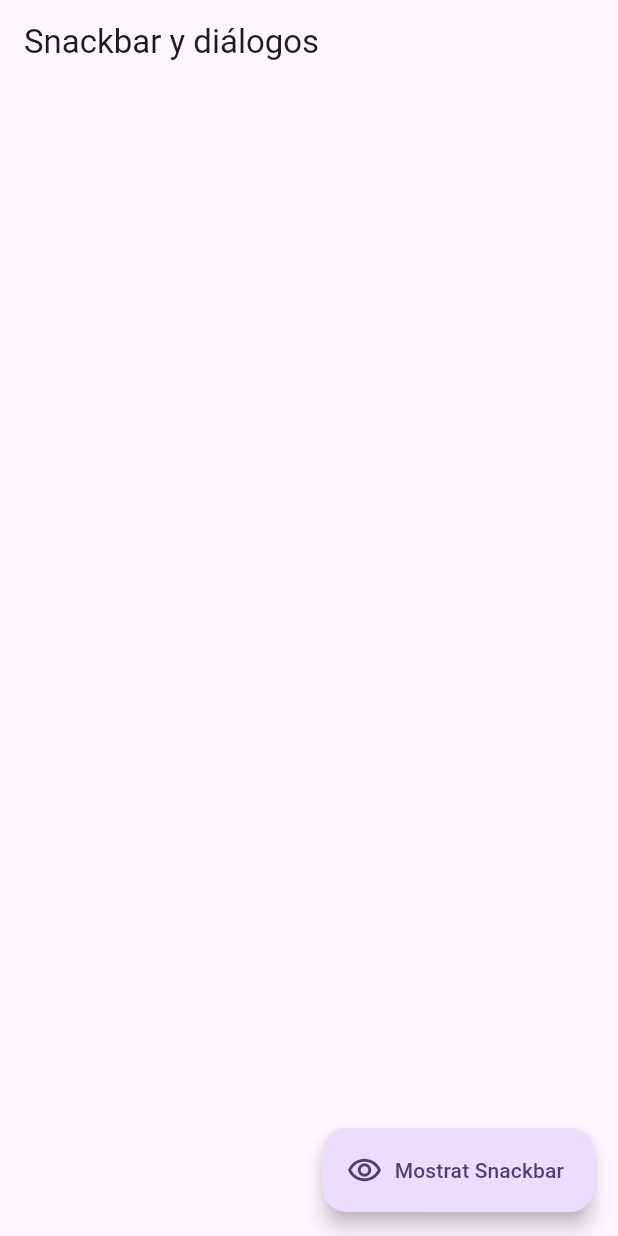
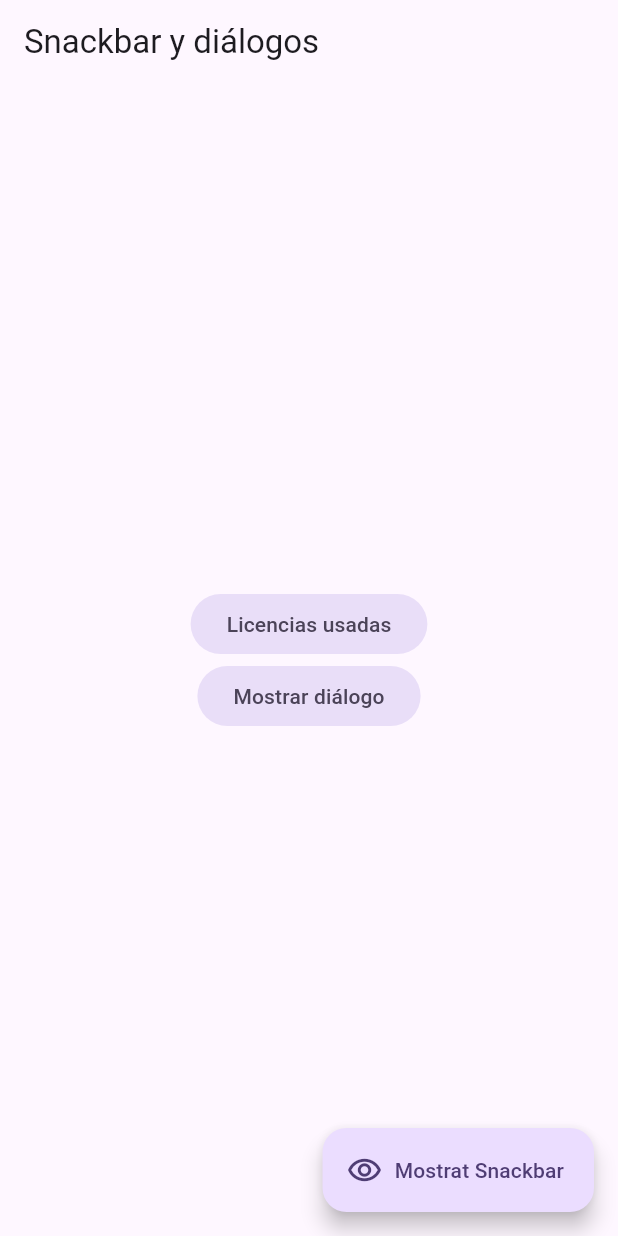
Before and after one commit to raidolContreras/widgets_app, a Flutter app: the SnackbarScreen screen opened by its route, on a phone screen of 412 x 824 dp. Run offline on Flutter 3.47's test engine with Material 2 defaults, Android fonts, the phone set to English and light mode, and no system bars; our stand-ins replace go_router.

Commit message:
dialogos y aceptar

```diff
--- a/lib/main.dart
+++ b/lib/main.dart
@@ -12,6 +12,7 @@ class MainApp extends StatelessWidget {
   @override
   Widget build(BuildContext context) {
     return MaterialApp.router(
+      title: 'Flutter Widgets',
       routerConfig: appRouter,
       debugShowCheckedModeBanner: false,
       theme: AppTheme(selectedColor: 5).getTheme(),
--- a/lib/presentation/screens/snackbar/snackbar_screen.dart
+++ b/lib/presentation/screens/snackbar/snackbar_screen.dart
@@ -1,4 +1,5 @@
 import 'package:flutter/material.dart';
+import 'package:go_router/go_router.dart';
 
 class SnackbarScreen extends StatelessWidget {
 
@@ -18,15 +19,54 @@ class SnackbarScreen extends StatelessWidget {
     );
   }
 
+  void openDialog( BuildContext context) {
+    showDialog(
+      context: context,
+      barrierDismissible: false,
+      builder: (context) => AlertDialog(
+        title: const Text('Licencias utilizadas'),
+        content: const Text('Culpa enim aliqua fugiat aliqua exercitation aliqua cillum excepteur culpa aute dolore cupidatat. Velit labore minim officia sit commodo enim. Proident incididunt culpa sit fugiat qui laboris Lorem aliqua proident cillum sint proident ea. Laboris enim ullamco Lorem non adipisicing cupidatat nisi nulla ea officia culpa non sint ipsum.'),
+        actions: [
+          TextButton(onPressed: () => context.pop(), child: const Text('Cancelar')),
+          FilledButton(onPressed: () => context.pop(), child: const Text('Aceptar')),
+        ],
+      )
+    );
+  }
+
   @override
   Widget build(BuildContext context) {
     return Scaffold(
       appBar: AppBar(
         title: const Text('Snackbar y diálogos'),
       ),
+
+      body: Center(
+        child: Column(
+          mainAxisAlignment: MainAxisAlignment.center,
+          children: [
+            FilledButton.tonal(
+              onPressed: (){
+                showAboutDialog(
+                  context: context,
+                  children: [
+                    const Text('Amet quis sit duis cupidatat excepteur laborum amet est aliquip consectetur consequat. Pariatur sunt commodo culpa anim cupidatat minim officia nulla id velit eiusmod voluptate exercitation exercitation. Ipsum veniam fugiat quis cupidatat et ad incididunt mollit mollit commodo exercitation aute in. Excepteur enim culpa id sunt enim. Ad veniam magna aute excepteur esse id exercitation laboris aliquip. Fugiat eu consectetur amet eu magna velit velit id exercitation duis veniam.')
+                  ]
+                );
+              },
+              child: const Text('Licencias usadas')
+            ),
+            FilledButton.tonal(
+              onPressed: () => openDialog(context),
+              child: const Text('Mostrar diálogo')
+            ),
+          ],
+        ),
+      ),
+
       floatingActionButton: FloatingActionButton.extended(
-        label: Text('Mostrat Snackbar'),
-        icon: Icon(Icons.remove_red_eye_outlined),
+        label: const Text('Mostrat Snackbar'),
+        icon: const Icon(Icons.remove_red_eye_outlined),
         onPressed: () {
           showCustomSnackbar(context);
         },
```
